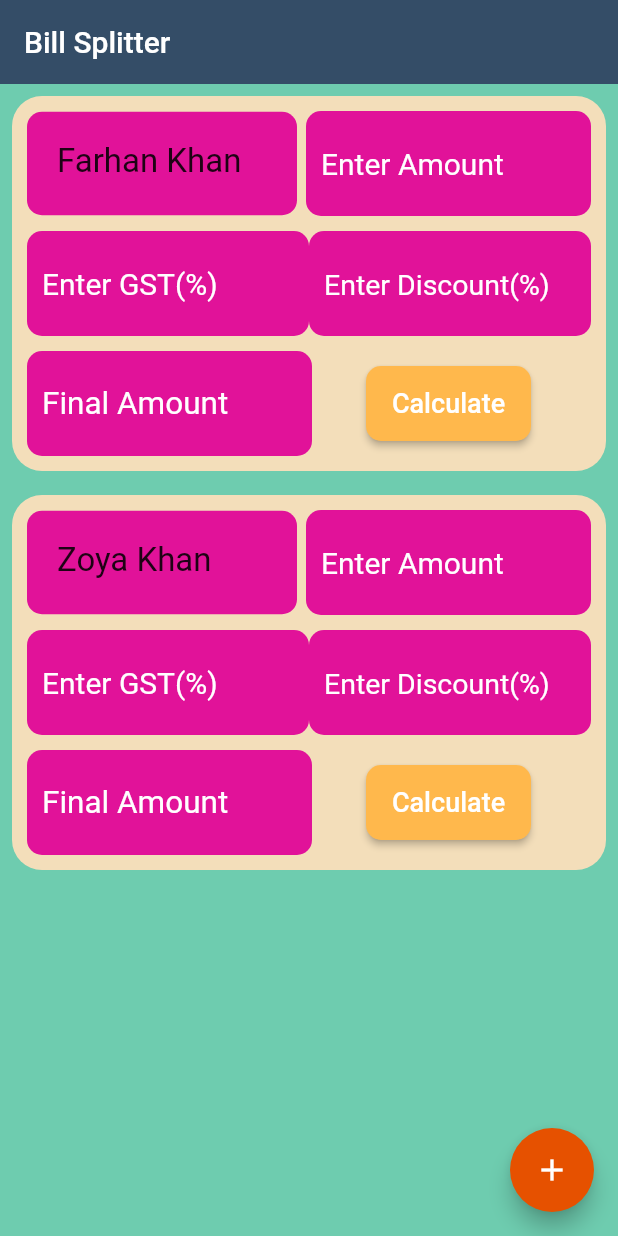
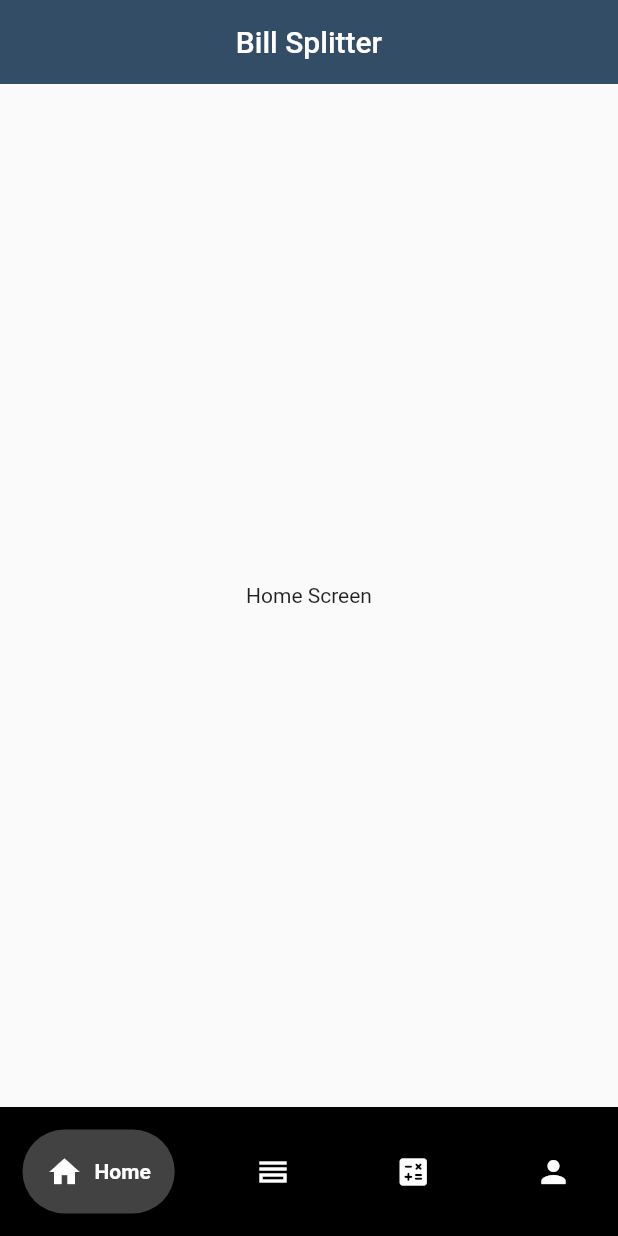
Before and after one commit to farhank9821/Bill-Splitter, a Flutter app: the screen it shows after launch, on a phone screen of 412 x 824 dp. Run offline on Flutter 3.47's test engine with Material 2 defaults, Android fonts, the phone set to English and light mode, and no system bars; drawn by our look-alikes of flutter_slidable, google_nav_bar; our stand-ins replace google_fonts; Roboto replaces fonts that are missing (Ubuntu).

Commit message:
some changes and new things to add

```diff
--- a/lib/pages/home_page.dart
+++ b/lib/pages/home_page.dart
@@ -1,6 +1,11 @@
+import 'package:bill_splitter/pages/bill_calculator.dart';
+import 'package:bill_splitter/pages/bill_splitter.dart';
+import 'package:bill_splitter/pages/home_screen.dart';
+import 'package:bill_splitter/pages/profile.dart';
 import 'package:bill_splitter/utils/dialogue_box.dart';
 import 'package:flutter/material.dart';
 import '../utils/amount_calc_tile.dart';
+import 'package:google_nav_bar/google_nav_bar.dart';
 
 class HomePage extends StatefulWidget {
   const HomePage({super.key});
@@ -10,40 +15,19 @@ class HomePage extends StatefulWidget {
 }
 
 class _HomePageState extends State<HomePage> {
-  final _controller = TextEditingController();
-
-  final List data = [
-    "Farhan Khan",
-    "Zoya Khan",
-  ];
-
-  void onSave() {
+  int _selectedIndex = 0;
+  void navigateBottomBar(int index) {
     setState(() {
-      data.add(_controller.text);
-      _controller.clear();
-    });
-    Navigator.of(context).pop();
-  }
-
-  void createTask() {
-    showDialog(
-      context: context,
-      builder: ((context) {
-        return DialogBox(
-          controller: _controller,
-          onSave: onSave,
-          onCancel: () => Navigator.of(context).pop(),
-        );
-      }),
-    );
-  }
-
-  void deleteTask(int index) {
-    setState(() {
-      data.removeAt(index);
+      _selectedIndex = index;
     });
   }
 
+  final List _pages = [
+    HomeScreen(),
+    BillSplitter(),
+    BillCalculator(),
+    Profile(),
+  ];
   @override
   Widget build(BuildContext context) {
     return Scaffold(
@@ -51,26 +35,49 @@ class _HomePageState extends State<HomePage> {
       appBar: AppBar(
         backgroundColor: Color(0xFF344D67),
         elevation: 0,
-        title: const Text(
-          'Bill Splitter',
-          style: TextStyle(
-            color: Colors.white,
+        title: Center(
+          child: Text(
+            'Bill Splitter',
+            style: TextStyle(
+              color: Colors.white,
+            ),
           ),
         ),
       ),
-      floatingActionButton: FloatingActionButton(
-        onPressed: createTask,
-        child: const Icon(Icons.add),
-        backgroundColor: Colors.orange[900],
-      ),
-      body: ListView.builder(
-        itemCount: data.length,
-        itemBuilder: ((context, index) {
-          return AmountCalc(
-            name: data[index],
-            deleteFunction: (contest) => deleteTask(index),
-          );
-        }),
+      body: _pages[_selectedIndex],
+      bottomNavigationBar: Container(
+        color: Colors.black,
+        child: Padding(
+          padding: const EdgeInsets.symmetric(horizontal: 15.0, vertical: 15),
+          child: GNav(
+            onTabChange: navigateBottomBar,
+            selectedIndex: _selectedIndex,
+            backgroundColor: Colors.black,
+            color: Colors.white,
+            activeColor: Colors.white,
+            tabBackgroundColor: Colors.grey.shade800,
+            padding: const EdgeInsets.all(16),
+            gap: 8,
+            tabs: const [
+              GButton(
+                icon: Icons.home,
+                text: 'Home',
+              ),
+              GButton(
+                icon: Icons.horizontal_split_outlined,
+                text: 'Splitter',
+              ),
+              GButton(
+                icon: Icons.calculate_rounded,
+                text: 'Calculator',
+              ),
+              GButton(
+                icon: Icons.person,
+                text: 'profile',
+              ),
+            ],
+          ),
+        ),
       ),
     );
   }
--- /dev/null
+++ b/lib/pages/home_screen.dart
@@ -0,0 +1,19 @@
+import 'package:flutter/material.dart';
+
+class HomeScreen extends StatefulWidget {
+  const HomeScreen({super.key});
+
+  @override
+  State<HomeScreen> createState() => _HomeScreenState();
+}
+
+class _HomeScreenState extends State<HomeScreen> {
+  @override
+  Widget build(BuildContext context) {
+    return Scaffold(
+      body: Center(
+        child: Text("Home Screen"),
+      ),
+    );
+  }
+}
--- a/lib/utils/amount_calc_tile.dart
+++ b/lib/utils/amount_calc_tile.dart
@@ -61,7 +61,7 @@ class _AmountCalcState extends State<AmountCalc> {
                   Container(
                     padding: const EdgeInsets.all(20),
                     height: 69,
-                    width: 180,
+                    width: 150,
                     decoration: BoxDecoration(
                       borderRadius: BorderRadius.circular(10),
                       color: Color(0xFFE11299),
@@ -74,7 +74,7 @@ class _AmountCalcState extends State<AmountCalc> {
                   Flexible(
                     child: Container(
                       height: 70,
-                      width: 190,
+                      width: 150,
                       padding: const EdgeInsets.all(10),
                       decoration: BoxDecoration(
                         color: const Color(0xFFE11299),
@@ -107,7 +107,7 @@ class _AmountCalcState extends State<AmountCalc> {
                   Flexible(
                     child: Container(
                       height: 70,
-                      width: 190,
+                      width: 150,
                       padding: const EdgeInsets.all(10),
                       decoration: BoxDecoration(
                         color: const Color(0xFFE11299),
@@ -132,7 +132,7 @@ class _AmountCalcState extends State<AmountCalc> {
                   Flexible(
                     child: Container(
                       height: 70,
-                      width: 190,
+                      width: 150,
                       padding: const EdgeInsets.all(10),
                       decoration: BoxDecoration(
                         color: const Color(0xFFE11299),
@@ -145,7 +145,7 @@ class _AmountCalcState extends State<AmountCalc> {
                         decoration: const InputDecoration(
                           border: InputBorder.none,
                           // labelText: 'Enter Name',
-                          hintText: 'Enter Discount(%)',
+                          hintText: 'Discount(%)',
                           hintStyle: TextStyle(
                             color: Colors.white,
                             fontSize: 19,
@@ -165,7 +165,7 @@ class _AmountCalcState extends State<AmountCalc> {
                   Flexible(
                     child: Container(
                       height: 70,
-                      width: 190,
+                      width: 150,
                       padding: const EdgeInsets.all(10),
                       decoration: BoxDecoration(
                         color: const Color(0xFFE11299),
--- a/pubspec.yaml
+++ b/pubspec.yaml
@@ -38,6 +38,7 @@ dependencies:
   cupertino_icons: ^1.0.2
   google_fonts: ^4.0.3
   flutter_slidable: ^2.0.0
+  google_nav_bar: ^5.0.6
 
 dev_dependencies:
   flutter_test:
```
Also changed, not shown: lib/pages/bill_calculator.dart (added, +71 -0 lines), lib/pages/bill_splitter.dart (added, +19 -0 lines), lib/pages/profile.dart (added, +19 -0 lines), pubspec.lock, 1 other file.
